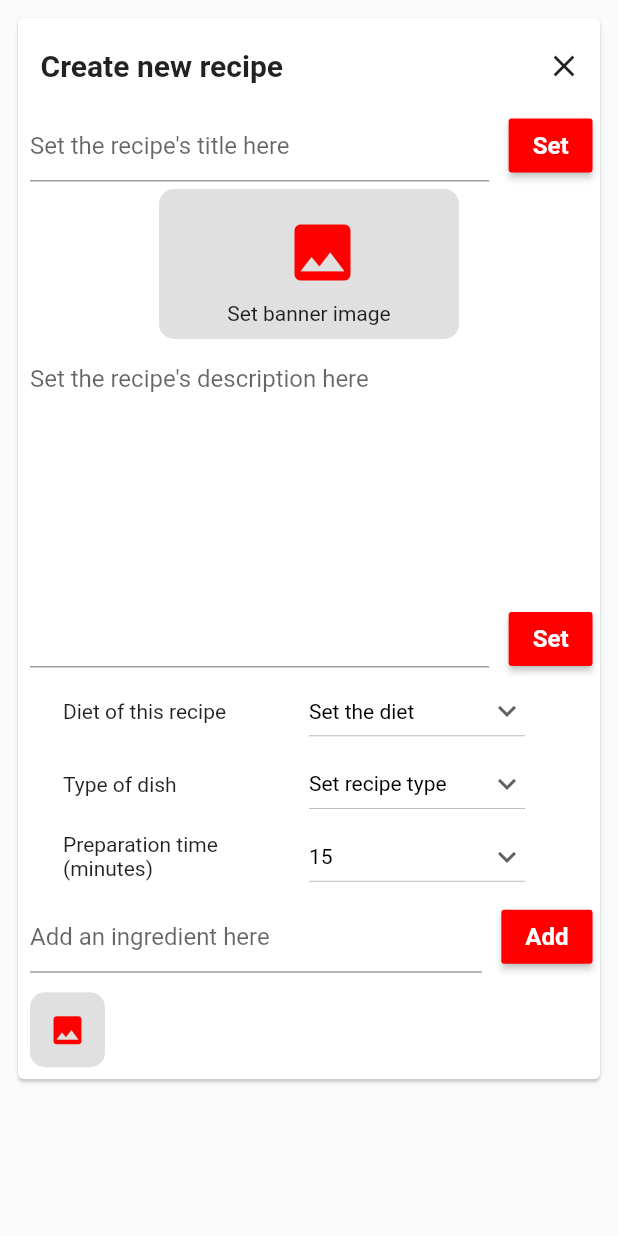
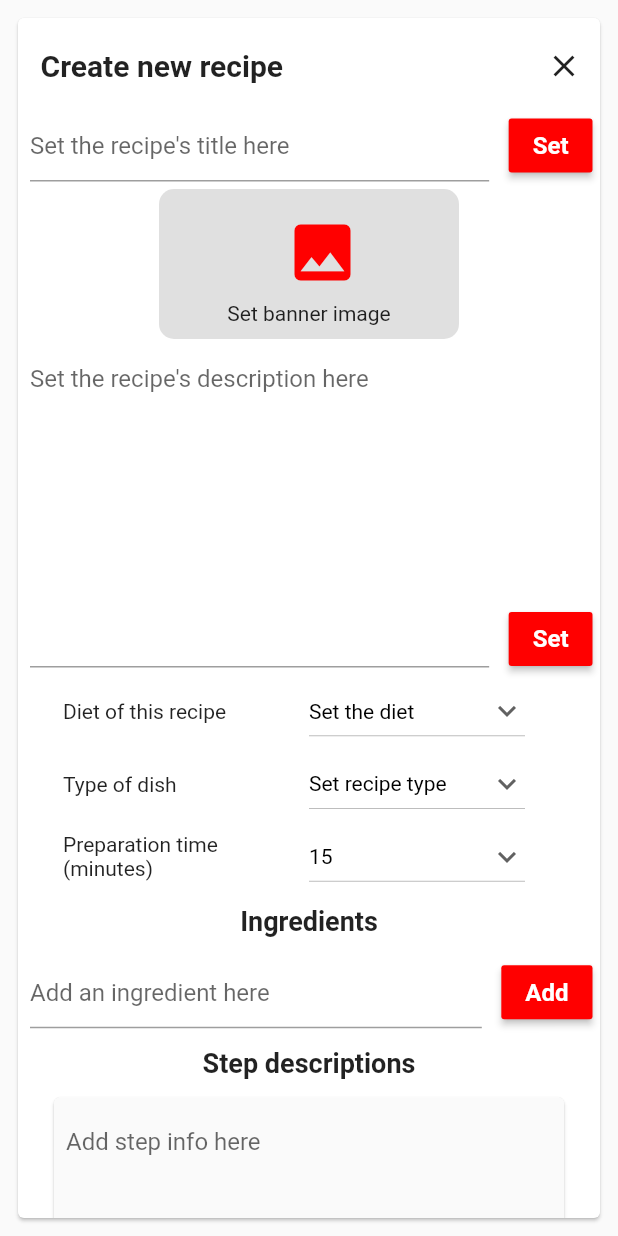
Before and after one commit to MichielProost/Perfect-Plate, a Flutter app: the CreateRecipeCard widget shown alone on an empty page, opened directly, on a phone screen of 412 x 824 dp. Run offline on Flutter 3.47's test engine with Material 2 defaults, Android fonts, the phone set to English and light mode, and no system bars; our stand-ins replace cloud_firestore, firebase_auth, firebase_storage, google_sign_in, image_picker, share; accounts and stored records are empty.

Commit message:
Add step creation and editing

```diff
--- a/yummy_tummy/lib/user_interface/popup/create_recipe_card.dart
+++ b/yummy_tummy/lib/user_interface/popup/create_recipe_card.dart
@@ -104,7 +104,7 @@ class _CreateRecipePage extends State<CreateRecipeCard> {
                     onClick: () {
                       setState(() {
                         _title = _titleKey.currentState.getCurrentText();
-                        _titleKey.currentState.clearTextField();
+                        // _titleKey.currentState.clearTextField();
                       });
                       FocusScope.of(context).unfocus();
                     },
@@ -140,7 +140,7 @@ class _CreateRecipePage extends State<CreateRecipeCard> {
                     padding: const EdgeInsets.symmetric(horizontal: 8.0, vertical: 5.0),
                     child: CustomTextField(
                       key: _descriptionkey,
-                      hint: "Set the recipe's description here",
+                      hint: _description == null ? "Set the recipe's description here" : '[Description] ' + _description,
                       maxLines: 10,
                       callback: (content) {
                         setState(() {
@@ -158,7 +158,7 @@ class _CreateRecipePage extends State<CreateRecipeCard> {
                     onClick: () {
                       setState(() {
                         _description = _descriptionkey.currentState.getCurrentText();
-                        _descriptionkey.currentState.clearTextField();
+                        // _descriptionkey.currentState.clearTextField();
                       });
                       FocusScope.of(context).unfocus();
                     },
@@ -283,6 +283,17 @@ class _CreateRecipePage extends State<CreateRecipeCard> {
               ),
             ),
 
+            Padding(
+              padding: const EdgeInsets.symmetric( vertical: 8.0 ),
+              child: Text(
+                "Ingredients",
+                textAlign: TextAlign.center,
+                style: TextStyle(
+                  fontSize: 18.0,
+                  fontWeight: FontWeight.bold,
+                ),
+              ),
+            ),
 
             // Ingredients adder
             Row(
@@ -332,22 +343,104 @@ class _CreateRecipePage extends State<CreateRecipeCard> {
                 ],
               ),
             ),
+
+            Padding(
+              padding: const EdgeInsets.symmetric( vertical: 8.0 ),
+              child: Text(
+                "Step descriptions",
+                textAlign: TextAlign.center,
+                style: TextStyle(
+                  fontSize: 18.0,
+                  fontWeight: FontWeight.bold,
+                ),
+              ),
+            ),
+
+            // Step adder with image option
+            for (int step = 0; step < _steps.length + 1; step++)
+              buildStepDisplay( step ),
+
+          ],
+        ),
+      ),
+    );
+  }
+
+  Widget buildStepDisplay(int index)
+  {
+    final GlobalKey<CustomTextFieldState> key = GlobalKey();
+    return Padding(
+      padding: const EdgeInsets.symmetric(horizontal: 20),
+      child: Card(
+        color: Constants.gray,
+        child: Column(
+          crossAxisAlignment: CrossAxisAlignment.start,
+          children: <Widget>[
             Row(
+              mainAxisAlignment: MainAxisAlignment.spaceBetween,
               children: <Widget>[
-                Padding(
-                  padding: const EdgeInsets.all(8.0),
-                  child: ChooseImageIcon(
-                    heigth: 50.0,
-                    width: 50.0,
-                    size: 25.0,
+                Flexible(
+                  child: Padding(
+                    padding: const EdgeInsets.all(8.0),
+                    child: CustomTextField(
+                      maxLines: 3,
+                      hint: _steps.length > index ? _steps[index] : "Add step info here",
+                      key: key,
+                      callback: (value) {
+                        // if (index >= _steps.length)
+                        //   _steps.add( value );
+                        // else
+                        //   _steps[ index ] = value;
+                      },
+                    ),
                   ),
+                ),
+                if (index < _steps.length)
+                IconButton(
+                  icon: Icon(Icons.delete),
+                  onPressed: () {
+                    setState(() {
+                      if ( _steps.length > index )
+                        _steps.removeAt( index );
+                      if ( _images.length > index )
+                        _images.removeAt( index );
+                    });
+                  }
                 ),
               ],
             ),
 
-            // Step adder with image option
-            // for (int step = 0; step < steps)
+            Padding(
+              padding: const EdgeInsets.all(8.0),
+              child: Row(
+                mainAxisAlignment: MainAxisAlignment.spaceBetween,
+                children: <Widget>[
 
+                  ChooseImageIcon(
+                    heigth: 100.0,
+                    width: 100.0,
+                    size: 25.0,
+                  ),
+
+                  Flexible(
+                    child: Padding(
+                      padding: const EdgeInsets.symmetric(horizontal: 16.0),
+                      child: ActionButton(
+                        index == _steps.length ? "Add step" : "Update step",
+                        onClick: () {
+                          setState(() {
+                            if (index >= _steps.length)
+                              _steps.add( key.currentState.getCurrentText() );
+                            else
+                              _steps[ index ] = key.currentState.getCurrentText();
+                          });
+                        },
+                      ),
+                    ),
+                  ),
+                ],
+              ),
+            ),
           ],
         ),
       ),
```
